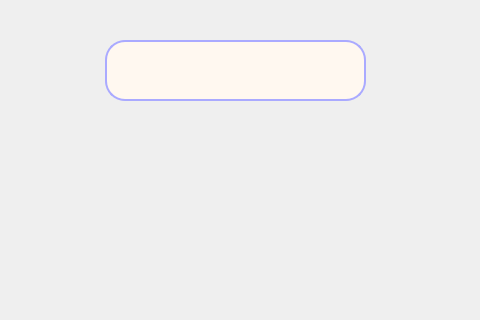
This is code/qss_12/widget.ui in Lotso-ww/-QT_studying as Qt 5 draws it before an edit; both pictures show x 85 to 565 and y 120 to 440 of the 800 by 600 pixel window. The edited form follows.
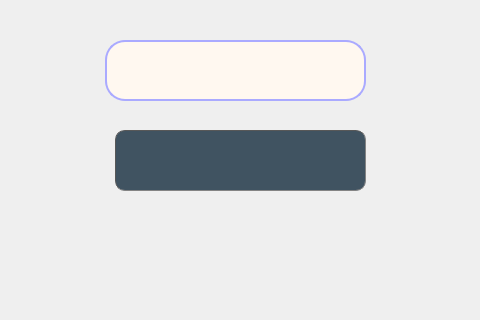
This is the edited form.

Commit message: 给控件设置样式

Patch:
```diff
--- a/code/qss_12/widget.ui
+++ b/code/qss_12/widget.ui
@@ -35,6 +35,46 @@
 }</string>
    </property>
   </widget>
+  <widget class="QLineEdit" name="lineEdit_2">
+   <property name="geometry">
+    <rect>
+     <x>200</x>
+     <y>250</y>
+     <width>251</width>
+     <height>61</height>
+    </rect>
+   </property>
+   <property name="styleSheet">
+    <string notr="true">QLineEdit {
+    border-width: 1px;    /* 边框宽度 */
+    border-radius: 10px;  /* 圆角 */
+    border-color: #585858;/* 边框颜色 */
+    border-style: inset;  /* 边框风格 */
+    padding: 0 8px;      /* 内边距：左右8px（文字不贴边） */
+    color: #fff;          /* 文字颜色 */
+    background-color: #405361; /* 背景色（深色） */
+    font-size: 20px;
+}
+
+/* 输入框获取焦点时：边框变色 */
+QLineEdit:focus {
+    border-color: #1ab394; /* 主题色边框 */
+    outline: none;         /* 取消默认焦点边框 */
+}
+
+/* 选中文字样式 */
+QLineEdit::selection {
+    background-color: #1ab394; /* 选中背景色 */
+    color: #fff;              /* 选中文字颜色 */
+}
+
+/* 只读状态 */
+QLineEdit:read-only {
+    background-color: #333;
+    color: #bbb;
+}</string>
+   </property>
+  </widget>
  </widget>
  <resources/>
  <connections/>
```
The commit also changes 7 other files.
